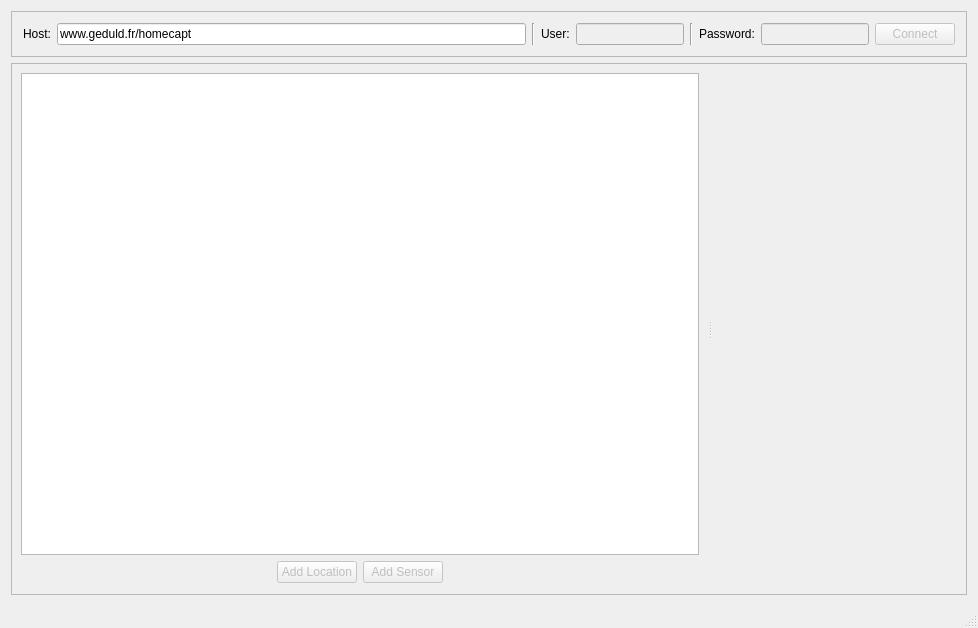
Qt form homecapt.ui (piti-diablotin/homecapt) before a commit.
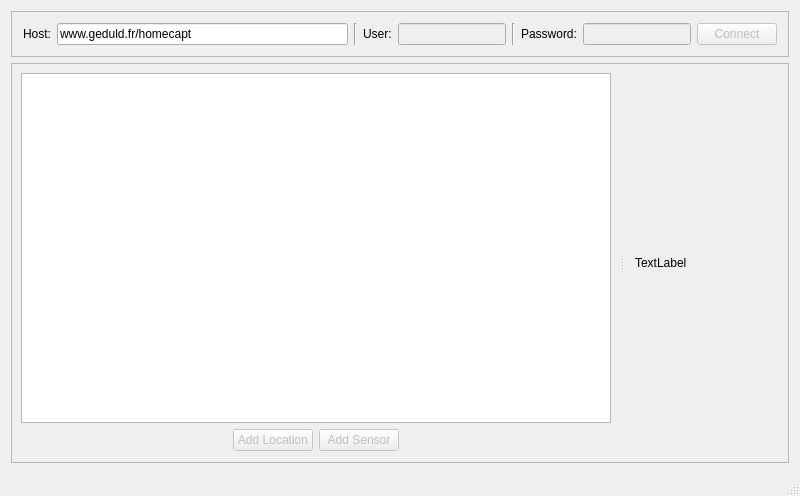
The same form after that commit.

```diff
--- a/homecapt.ui
+++ b/homecapt.ui
@@ -6,8 +6,8 @@
    <rect>
     <x>0</x>
     <y>0</y>
-    <width>978</width>
-    <height>628</height>
+    <width>800</width>
+    <height>496</height>
    </rect>
   </property>
   <property name="windowTitle">
@@ -218,11 +218,20 @@
       </widget>
       <widget class="QWidget" name="widget_3" native="true">
        <property name="sizePolicy">
-        <sizepolicy hsizetype="Preferred" vsizetype="Expanding">
+        <sizepolicy hsizetype="Preferred" vsizetype="Preferred">
          <horstretch>0</horstretch>
          <verstretch>0</verstretch>
         </sizepolicy>
        </property>
+       <layout class="QVBoxLayout" name="verticalLayout_3">
+        <item>
+         <widget class="QLabel" name="temporary">
+          <property name="text">
+           <string>TextLabel</string>
+          </property>
+         </widget>
+        </item>
+       </layout>
       </widget>
      </widget>
     </item>
```
